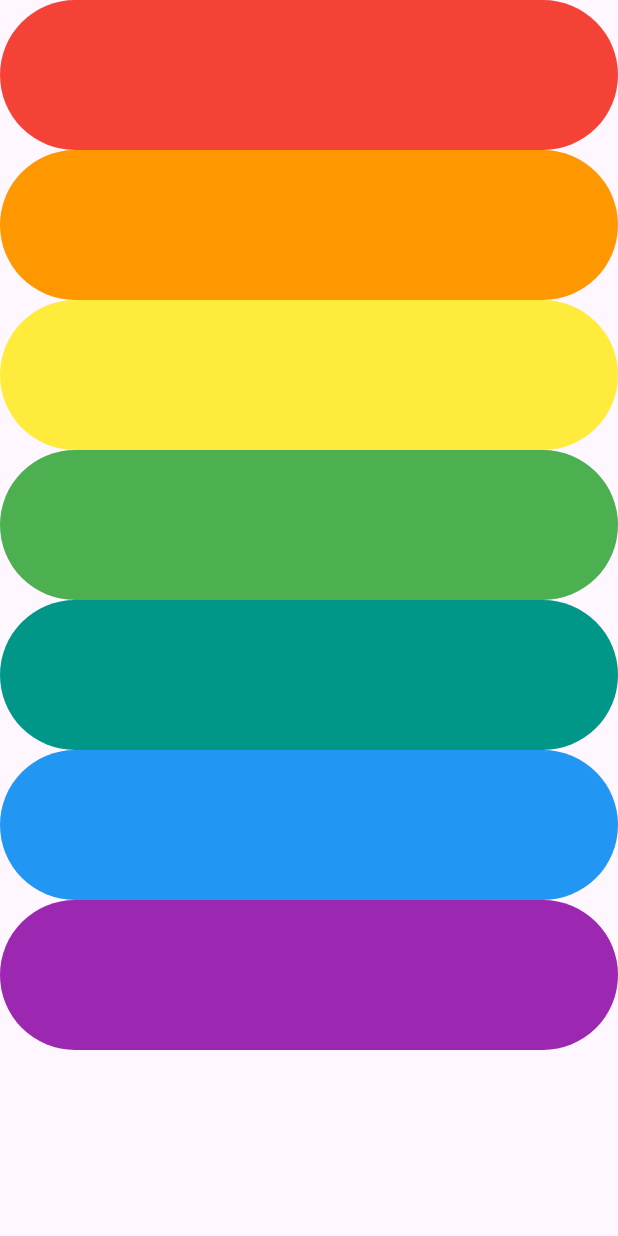
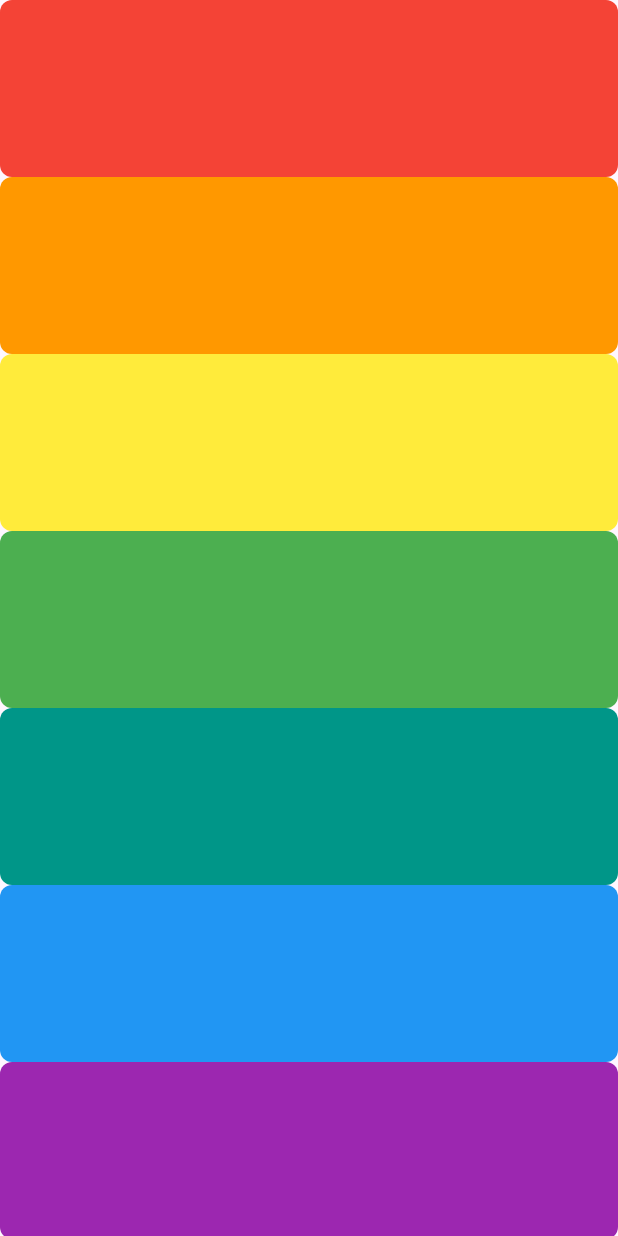
Before and after one commit to thisaraganhewa/xylophone, a Flutter app: the screen it shows after launch, on a phone screen of 412 x 824 dp. Run offline on Flutter 3.47's test engine with Material 3 defaults, Android fonts, the phone set to English and light mode, and no system bars; our stand-ins replace audioplayers.

Commit message:
styled the pad

```diff
--- a/lib/main.dart
+++ b/lib/main.dart
@@ -36,7 +36,8 @@
                   },
                 style: ButtonStyle(
                   backgroundColor: const WidgetStatePropertyAll<Color>(Colors.red),
-                  fixedSize: WidgetStateProperty.all<Size>(const Size.fromHeight(100.0)),
+                  fixedSize: WidgetStateProperty.all<Size>(const Size.fromHeight(118.0)),
+                  shape: WidgetStatePropertyAll<RoundedRectangleBorder>(RoundedRectangleBorder( borderRadius: BorderRadius.circular(8.0))),
 
                 ),
                 child: const Text(""),
@@ -47,7 +48,8 @@
                 },
                 style: ButtonStyle(
                   backgroundColor: const WidgetStatePropertyAll<Color>(Colors.orange),
-                  fixedSize: WidgetStateProperty.all<Size>(const Size.fromHeight(100.0)),
+                  fixedSize: WidgetStateProperty.all<Size>(const Size.fromHeight(118.0)),
+                  shape: WidgetStatePropertyAll<RoundedRectangleBorder>(RoundedRectangleBorder( borderRadius: BorderRadius.circular(8.0))),
 
                 ),
                 child: const Text(""),
@@ -58,7 +60,8 @@
                 },
                 style: ButtonStyle(
                   backgroundColor: const WidgetStatePropertyAll<Color>(Colors.yellow),
-                  fixedSize: WidgetStateProperty.all<Size>(const Size.fromHeight(100.0)),
+                  fixedSize: WidgetStateProperty.all<Size>(const Size.fromHeight(118.0)),
+                  shape: WidgetStatePropertyAll<RoundedRectangleBorder>(RoundedRectangleBorder( borderRadius: BorderRadius.circular(8.0))),
 
                 ),
                 child: const Text(""),
@@ -69,7 +72,8 @@
                 },
                 style: ButtonStyle(
                   backgroundColor: const WidgetStatePropertyAll<Color>(Colors.green),
-                  fixedSize: WidgetStateProperty.all<Size>(const Size.fromHeight(100.0)),
+                  fixedSize: WidgetStateProperty.all<Size>(const Size.fromHeight(118.0)),
+                  shape: WidgetStatePropertyAll<RoundedRectangleBorder>(RoundedRectangleBorder( borderRadius: BorderRadius.circular(8.0))),
 
                 ),
                 child: const Text(""),
@@ -80,7 +84,8 @@
                 },
                 style: ButtonStyle(
                   backgroundColor: const WidgetStatePropertyAll<Color>(Colors.teal),
-                  fixedSize: WidgetStateProperty.all<Size>(const Size.fromHeight(100.0)),
+                  fixedSize: WidgetStateProperty.all<Size>(const Size.fromHeight(118.0)),
+                  shape: WidgetStatePropertyAll<RoundedRectangleBorder>(RoundedRectangleBorder( borderRadius: BorderRadius.circular(8.0))),
 
                 ),
                 child: const Text(""),
@@ -91,7 +96,8 @@
                 },
                 style: ButtonStyle(
                   backgroundColor: const WidgetStatePropertyAll<Color>(Colors.blue),
-                  fixedSize: WidgetStateProperty.all<Size>(const Size.fromHeight(100.0)),
+                  fixedSize: WidgetStateProperty.all<Size>(const Size.fromHeight(118.0)),
+                  shape: WidgetStatePropertyAll<RoundedRectangleBorder>(RoundedRectangleBorder( borderRadius: BorderRadius.circular(8.0))),
 
                 ),
                 child: const Text(""),
@@ -102,7 +108,8 @@
                 },
                 style: ButtonStyle(
                   backgroundColor: const WidgetStatePropertyAll<Color>(Colors.purple),
-                  fixedSize: WidgetStateProperty.all<Size>(const Size.fromHeight(100.0)),
+                  fixedSize: WidgetStateProperty.all<Size>(const Size.fromHeight(118.0)),
+                  shape: WidgetStatePropertyAll<RoundedRectangleBorder>(RoundedRectangleBorder( borderRadius: BorderRadius.circular(8.0))),
 
                 ),
                 child: const Text(""),
```
